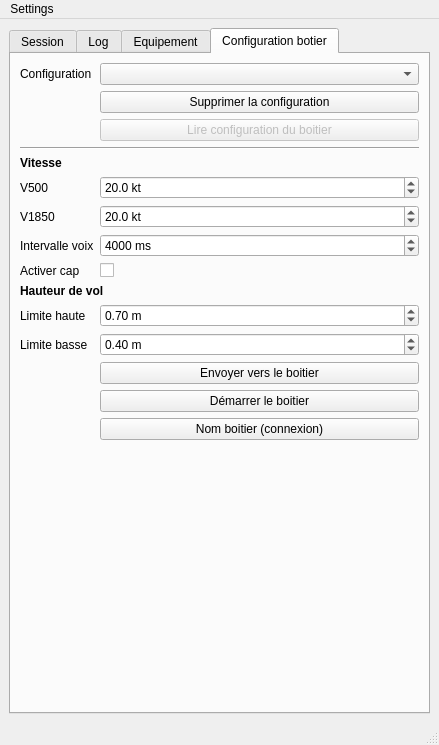
Old version of the form seafoil-log-analyzer/ui/main_window.ui in the repository ThomasLeMezo/seafoil-tools.
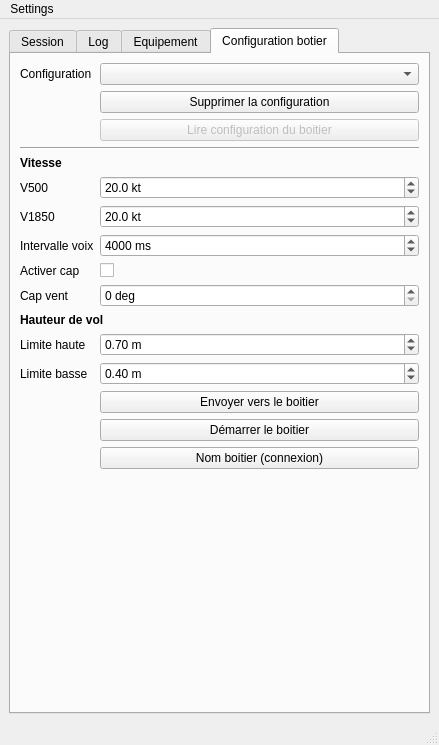
New version of the form. The open tabs and pages were chosen to show the change.

```diff
--- a/seafoil-log-analyzer/ui/main_window.ui
+++ b/seafoil-log-analyzer/ui/main_window.ui
@@ -357,7 +357,7 @@
           </property>
          </widget>
         </item>
-        <item row="9" column="0" colspan="2">
+        <item row="10" column="0" colspan="2">
          <widget class="QLabel" name="label_6">
           <property name="font">
            <font>
@@ -370,14 +370,14 @@
           </property>
          </widget>
         </item>
-        <item row="10" column="0">
+        <item row="11" column="0">
          <widget class="QLabel" name="label_4">
           <property name="text">
            <string>Limite haute</string>
           </property>
          </widget>
         </item>
-        <item row="10" column="1">
+        <item row="11" column="1">
          <widget class="QDoubleSpinBox" name="doubleSpinBox_height_too_high">
           <property name="suffix">
            <string> m</string>
@@ -393,14 +393,14 @@
           </property>
          </widget>
         </item>
-        <item row="11" column="0">
+        <item row="12" column="0">
          <widget class="QLabel" name="label_5">
           <property name="text">
            <string>Limite basse</string>
           </property>
          </widget>
         </item>
-        <item row="11" column="1">
+        <item row="12" column="1">
          <widget class="QDoubleSpinBox" name="doubleSpinBox_height_high">
           <property name="suffix">
            <string> m</string>
@@ -416,7 +416,7 @@
           </property>
          </widget>
         </item>
-        <item row="13" column="1">
+        <item row="14" column="1">
          <widget class="QPushButton" name="pushButton_send_config">
           <property name="text">
            <string>Envoyer vers le boitier</string>
@@ -430,20 +430,37 @@
           </property>
          </widget>
         </item>
-        <item row="14" column="1">
+        <item row="15" column="1">
          <widget class="QPushButton" name="pushButton_start_software">
           <property name="text">
            <string>Démarrer le boitier</string>
           </property>
          </widget>
         </item>
-        <item row="15" column="1">
+        <item row="16" column="1">
          <widget class="QPushButton" name="pushButton_identification">
           <property name="text">
            <string>Nom boitier (connexion)</string>
           </property>
          </widget>
         </item>
+        <item row="9" column="0">
+         <widget class="QLabel" name="label_10">
+          <property name="text">
+           <string>Cap vent</string>
+          </property>
+         </widget>
+        </item>
+        <item row="9" column="1">
+         <widget class="QSpinBox" name="spinBox_heading">
+          <property name="suffix">
+           <string> deg</string>
+          </property>
+          <property name="maximum">
+           <number>359</number>
+          </property>
+         </widget>
+        </item>
        </layout>
       </widget>
      </widget>
```
